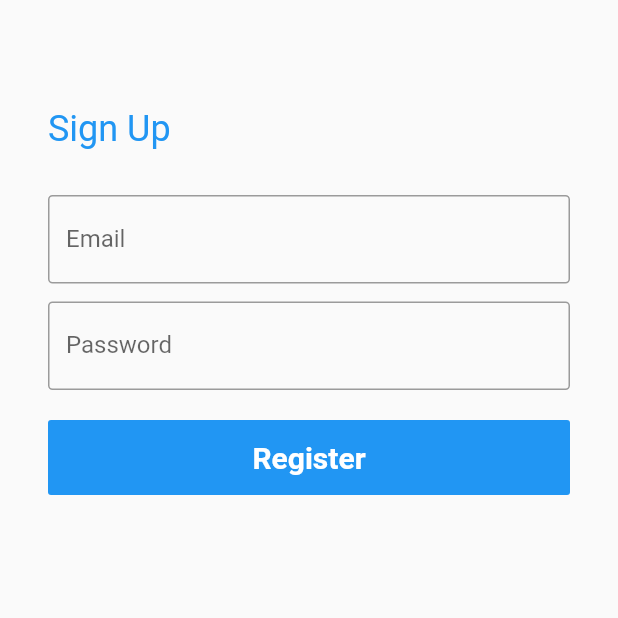
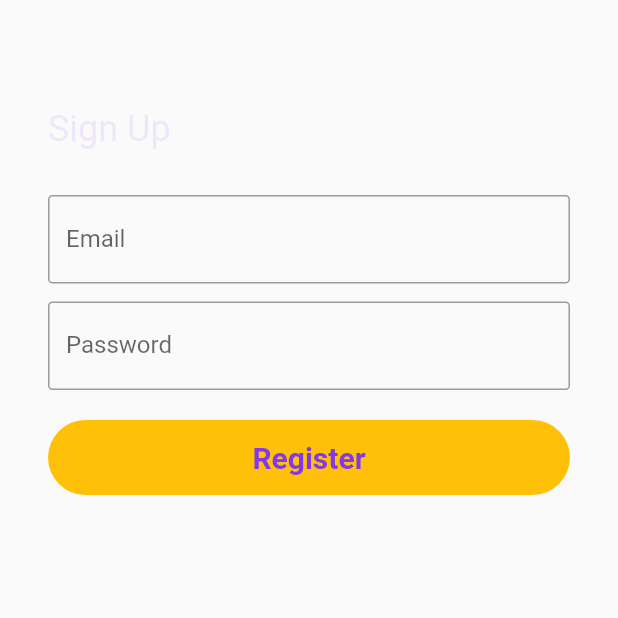
Before and after one commit to RoperoIvan/ProjecteDispositius, a Flutter app: the screen it shows after launch, after a tap on "Create Account", on a phone screen of 412 x 824 dp, the top half of it. Run offline on Flutter 3.47's test engine with Material 2 defaults, Android fonts, the phone set to English and light mode, and no system bars; our stand-ins replace convex_bottom_bar, firebase_auth, firebase_core; accounts and stored records are empty.

Commit message:
added more custom colors

```diff
--- a/projectdisp/lib/customs.dart
+++ b/projectdisp/lib/customs.dart
@@ -2,7 +2,7 @@ import 'package:flutter/material.dart';
 
 // ThemeData purple color
 
-MaterialColor customPurple = MaterialColor(
+/*MaterialColor customPurple = MaterialColor(
     _customPurplePrimaryValue,
     //0xFF9F69c7, color);
     <int,Color>{
@@ -18,4 +18,88 @@ MaterialColor customPurple = MaterialColor(
       900: Color(0xFFa878cc),
     },
   );
-int _customPurplePrimaryValue = 0xFF9F69C7;
+int _customPurplePrimaryValue = 0xFF9F69C7;*/
+
+/*MaterialColor backgroundPurple = MaterialColor(
+    _backgroundPurplePrimaryValue,
+    <int,Color>{
+    },
+  );
+int _backgroundPurplePrimaryValue = 0x2d2337;*/
+
+//static const PrimaryColor =  Color(0xFF808080);
+
+MaterialColor customViolet = MaterialColor(0xFF8338ec, violet);
+Map<int, Color> violet =
+{
+50 :Color.fromRGBO(131,56,236, .1),
+100:Color.fromRGBO(131,56,236, .2),
+200:Color.fromRGBO(131,56,236, .3),
+300:Color.fromRGBO(131,56,236, .4),
+400:Color.fromRGBO(131,56,236, .5),
+500:Color.fromRGBO(131,56,236, .6),
+600:Color.fromRGBO(131,56,236, .7),
+700:Color.fromRGBO(131,56,236, .8),
+800:Color.fromRGBO(131,56,236, .9),
+900:Color.fromRGBO(131,56,236, 1),
+};
+
+MaterialColor backgroundPurple = MaterialColor(0xFF460E95, backPurple);
+Map<int, Color> backPurple =
+{
+50 :Color.fromRGBO(70,14,149, .1),
+100:Color.fromRGBO(70,14,149, .2),
+200:Color.fromRGBO(70,14,149, .3),
+300:Color.fromRGBO(70,14,149, .4),
+400:Color.fromRGBO(70,14,149, .5),
+500:Color.fromRGBO(70,14,149, .6),
+600:Color.fromRGBO(70,14,149, .7),
+700:Color.fromRGBO(70,14,149, .8),
+800:Color.fromRGBO(70,14,149, .9),
+900:Color.fromRGBO(70,14,149, 1),
+};
+
+MaterialColor customAmber = MaterialColor(0xFFFFBE0B, amber);
+Map<int, Color> amber =
+{
+50 :Color.fromRGBO(255,190,11, .1),
+100:Color.fromRGBO(255,190,11, .2),
+200:Color.fromRGBO(255,190,11, .3),
+300:Color.fromRGBO(255,190,11, .4),
+400:Color.fromRGBO(255,190,11, .5),
+500:Color.fromRGBO(255,190,11, .6),
+600:Color.fromRGBO(255,190,11, .7),
+700:Color.fromRGBO(255,190,11, .8),
+800:Color.fromRGBO(255,190,11, .9),
+900:Color.fromRGBO(255,190,11, 1),
+};
+
+MaterialColor customOrange = MaterialColor(0xFFFFBE0B, orange);
+Map<int, Color> orange =
+{
+50 :Color.fromRGBO(251,86,7, .1),
+100:Color.fromRGBO(251,86,7, .2),
+200:Color.fromRGBO(251,86,7, .3),
+300:Color.fromRGBO(251,86,7, .4),
+400:Color.fromRGBO(251,86,7, .5),
+500:Color.fromRGBO(251,86,7, .6),
+600:Color.fromRGBO(251,86,7, .7),
+700:Color.fromRGBO(251,86,7, .8),
+800:Color.fromRGBO(251,86,7, .9),
+900:Color.fromRGBO(251,86,7, 1),
+};
+
+MaterialColor customMagenta = MaterialColor(0xFFFF006E, magenta);
+Map<int, Color> magenta =
+{
+50 :Color.fromRGBO(255,0,110, .1),
+100:Color.fromRGBO(255,0,110, .2),
+200:Color.fromRGBO(255,0,110, .3),
+300:Color.fromRGBO(255,0,110, .4),
+400:Color.fromRGBO(255,0,110, .5),
+500:Color.fromRGBO(255,0,110, .6),
+600:Color.fromRGBO(255,0,110, .7),
+700:Color.fromRGBO(255,0,110, .8),
+800:Color.fromRGBO(255,0,110, .9),
+900:Color.fromRGBO(255,0,110, 1),
+};
--- a/projectdisp/lib/main.dart
+++ b/projectdisp/lib/main.dart
@@ -26,7 +26,8 @@ class MyApp extends StatelessWidget {
         // or simply save your changes to "hot reload" in a Flutter IDE).
         // Notice that the counter didn't reset back to zero; the application
         // is not restarted.
-        primarySwatch: customPurple,
+        primarySwatch: customViolet,
+        scaffoldBackgroundColor: backgroundPurple,
       ),
       debugShowCheckedModeBanner: false,
       home: AuthStateSwitch(app: PageWrapper()),
--- a/projectdisp/lib/sign_in_flow/screens/sign_in_screen.dart
+++ b/projectdisp/lib/sign_in_flow/screens/sign_in_screen.dart
@@ -2,6 +2,7 @@ import 'package:cloud_firestore/cloud_firestore.dart';
 import 'package:firebase_auth/firebase_auth.dart';
 import 'package:flutter/material.dart';
 import 'package:flutter/services.dart';
+import 'package:projectdisp/customs.dart';
 import '../../model/user_app.dart';
 import 'sign_up_screen.dart';
 
@@ -53,7 +54,7 @@ class _SignInScreenState extends State<SignInScreen> {
               Icon(
                 Icons.person,
                 size: 120,
-                color: Theme.of(context).primaryColor,
+                color: Colors.amber,
               ),
               TextField(
                 controller: _username,
@@ -83,7 +84,7 @@ class _SignInScreenState extends State<SignInScreen> {
                     "Create Account",
                     style: TextStyle(
                       fontSize: 16,
-                      color: Theme.of(context).primaryColor,
+                      color: Colors.amber,
                     ),
                   ),
                   onTap: () {
@@ -100,14 +101,17 @@ class _SignInScreenState extends State<SignInScreen> {
                   }),
               SizedBox(height: 30),
               FlatButton(
-                color: Theme.of(context).primaryColor,
+                color: Colors.amber,
+                shape: RoundedRectangleBorder(
+                  borderRadius: BorderRadius.circular(50),
+                  ),
                 height: 50,
                 child: Text(
                   'Sign-in',
                   style: TextStyle(
                     fontSize: 20,
                     fontWeight: FontWeight.bold,
-                    color: Colors.white,
+                    color: customViolet,
                   ),
                 ),
                 onPressed: () {
--- a/projectdisp/lib/sign_in_flow/screens/sign_up_screen.dart
+++ b/projectdisp/lib/sign_in_flow/screens/sign_up_screen.dart
@@ -1,4 +1,5 @@
 import 'package:flutter/material.dart';
+import 'package:projectdisp/customs.dart';
 
 class EmailAndPassword {
   String email, password;
@@ -42,7 +43,7 @@ class _SignUpScreenState extends State<SignUpScreen> {
                 'Sign Up',
                 style: TextStyle(
                   fontSize: 24,
-                  color: Theme.of(context).primaryColor,
+                  color: customViolet[50],
                 ),
               ),
               SizedBox(height: 30),
@@ -70,13 +71,16 @@ class _SignUpScreenState extends State<SignUpScreen> {
               SizedBox(height: 20),
               FlatButton(
                 height: 50,
-                color: Theme.of(context).primaryColor,
+                color: Colors.amber,
+                shape: RoundedRectangleBorder(
+                  borderRadius: BorderRadius.circular(50),
+                  ),
                 child: Text(
                   'Register',
                   style: TextStyle(
                     fontSize: 20,
                     fontWeight: FontWeight.bold,
-                    color: Colors.white,
+                    color: customViolet,
                   ),
                 ),
                 onPressed: () {
--- a/projectdisp/lib/widgets/page_wrapper.dart
+++ b/projectdisp/lib/widgets/page_wrapper.dart
@@ -27,7 +27,7 @@ class _PageWrapperState extends State<PageWrapper> {
       TabItem(icon: Icons.search, title: 'Search'),
       TabItem(icon: Icons.people, title: 'Profile'),
       ],
-      backgroundColor: customPurple,
+      backgroundColor: customViolet,
       activeColor: Colors.amber,
       //cornerRadius: 10,
       top:-20,
```
